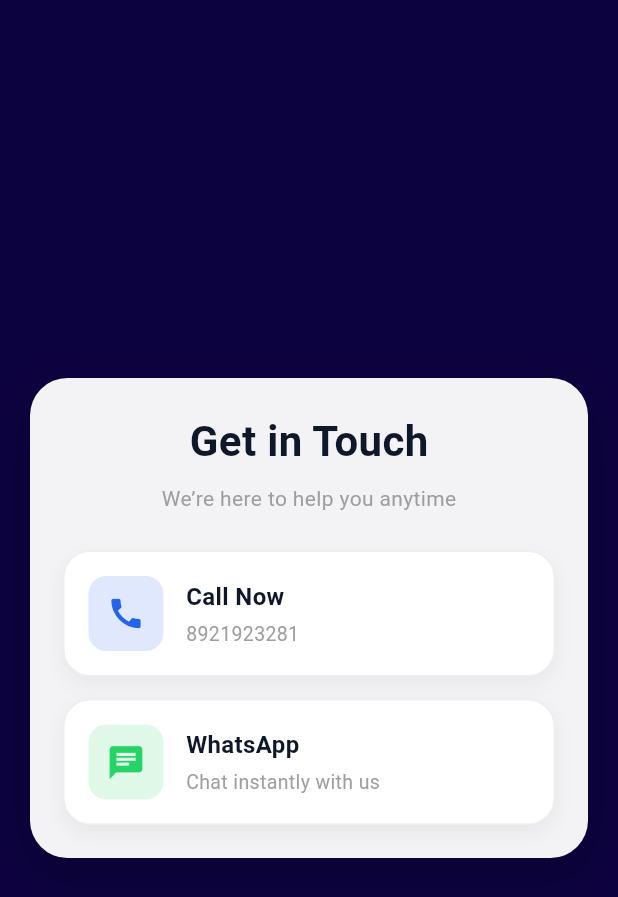
After one commit to job-zinda/zindalearnFlutter-2-, a Flutter app: the ContactScreen screen opened directly, on a phone screen of 412 x 824 dp. The commit adds this screen. Shown: the top 897 px of the screen. Run offline on Flutter 3.47's test engine with Material 3 defaults, Android fonts, the phone set to English and light mode, and no system bars; our stand-ins replace carousel_slider, image_picker, shared_preferences; accounts and stored records are empty.

Commit message:
working until contact

```diff
--- /dev/null
+++ b/lib/screens/contact/contact_screen.dart
@@ -0,0 +1,160 @@
+import 'package:flutter/material.dart';
+import 'package:url_launcher/url_launcher.dart';
+
+class ContactScreen extends StatelessWidget {
+  const ContactScreen({super.key});
+
+  void makeCall() async {
+    final Uri uri = Uri(scheme: 'tel', path: '8921923281');
+    await launchUrl(uri);
+  }
+
+  void openWhatsApp() async {
+    final Uri uri = Uri.parse("https://wa.me/918921923281");
+    await launchUrl(uri, mode: LaunchMode.externalApplication);
+  }
+
+  @override
+  Widget build(BuildContext context) {
+    final size = MediaQuery.of(context).size;
+    final isTablet = size.width > 600;
+
+    return Scaffold(
+      body: Container(
+        decoration: const BoxDecoration(
+          color: Color.fromARGB(255, 13, 2, 64),
+        ),
+
+        child: Center(
+          child: Container(
+            width: isTablet ? 450 : double.infinity,
+            margin: const EdgeInsets.all(20),
+            padding: const EdgeInsets.all(22),
+            decoration: BoxDecoration(
+              color: Colors.white.withOpacity(0.95),
+              borderRadius: BorderRadius.circular(25),
+              boxShadow: [
+                BoxShadow(
+                  blurRadius: 30,
+                  color: Colors.black26,
+                  offset: const Offset(0, 10),
+                )
+              ],
+            ),
+
+            child: Column(
+              mainAxisSize: MainAxisSize.min,
+              children: [
+                // HEADER
+                const Text(
+                  "Get in Touch",
+                  style: TextStyle(
+                    fontSize: 28,
+                    fontWeight: FontWeight.bold,
+                    color: Color(0xFF0F172A),
+                  ),
+                ),
+
+                const SizedBox(height: 8),
+
+                const Text(
+                  "We’re here to help you anytime",
+                  style: TextStyle(
+                    color: Colors.grey,
+                    fontSize: 14,
+                  ),
+                ),
+
+                const SizedBox(height: 25),
+
+                // CALL BUTTON
+                _buildContactCard(
+                  icon: Icons.call,
+                  title: "Call Now",
+                  subtitle: "8921923281",
+                  color: const Color(0xFF2563EB), // blue
+                  onTap: makeCall,
+                ),
+
+                const SizedBox(height: 15),
+
+                // WHATSAPP BUTTON
+                _buildContactCard(
+                  icon: Icons.chat,
+                  title: "WhatsApp",
+                  subtitle: "Chat instantly with us",
+                  color: const Color(0xFF25D366), // whatsapp green
+                  onTap: openWhatsApp,
+                ),
+              ],
+            ),
+          ),
+        ),
+      ),
+    );
+  }
+
+  Widget _buildContactCard({
+    required IconData icon,
+    required String title,
+    required String subtitle,
+    required Color color,
+    required VoidCallback onTap,
+  }) {
+    return GestureDetector(
+      onTap: onTap,
+      child: Container(
+        padding: const EdgeInsets.all(16),
+        decoration: BoxDecoration(
+          color: Colors.white,
+          borderRadius: BorderRadius.circular(18),
+          border: Border.all(color: Colors.grey.shade200),
+          boxShadow: [
+            BoxShadow(
+              color: Colors.black.withOpacity(0.05),
+              blurRadius: 10,
+              offset: const Offset(0, 5),
+            ),
+          ],
+        ),
+        child: Row(
+          children: [
+            Container(
+              height: 50,
+              width: 50,
+              decoration: BoxDecoration(
+                color: color.withOpacity(0.15),
+                borderRadius: BorderRadius.circular(12),
+              ),
+              child: Icon(icon, color: color, size: 26),
+            ),
+
+            const SizedBox(width: 15),
+
+            Column(
+              crossAxisAlignment: CrossAxisAlignment.start,
+              children: [
+                Text(
+                  title,
+                  style: const TextStyle(
+                    fontSize: 16,
+                    fontWeight: FontWeight.bold,
+                    color: Color(0xFF0F172A),
+                  ),
+                ),
+                const SizedBox(height: 4),
+                Text(
+                  subtitle,
+                  style: const TextStyle(
+                    fontSize: 13,
+                    color: Colors.grey,
+                  ),
+                ),
+              ],
+            ),
+          ],
+        ),
+      ),
+    );
+  }
+}
--- a/lib/screens/dashboard/dashborad_screen.dart
+++ b/lib/screens/dashboard/dashborad_screen.dart
@@ -3,9 +3,7 @@ import 'package:provider/provider.dart';
 import 'package:zindaonlineschool/providers/chat_provider.dart';
 import 'package:zindaonlineschool/screens/chat/chat_screen.dart';
 import 'package:zindaonlineschool/screens/home/home_screen/home_screen.dart';
-import 'package:zindaonlineschool/screens/profile/profile_screen.dart';
 import 'package:zindaonlineschool/screens/settings/settings_screen.dart';
-import 'package:zindaonlineschool/screens/tutor/all_tutors_screen.dart';
 import 'package:zindaonlineschool/screens/tutor/tutor_screen.dart';
 import 'package:zindaonlineschool/widgets/custom_bootom_nav.dart';
 
--- a/lib/screens/tutor/tutor_detailes_screen.dart
+++ b/lib/screens/tutor/tutor_detailes_screen.dart
@@ -3,6 +3,7 @@ import 'package:provider/provider.dart';
 import 'package:zindaonlineschool/providers/chat_provider.dart';
 import 'package:zindaonlineschool/screens/chat/chat_room_screen.dart';
 import 'package:zindaonlineschool/screens/chat/chat_screen.dart';
+import 'package:zindaonlineschool/screens/contact/contact_screen.dart';
 import 'package:zindaonlineschool/screens/review/review_screen.dart';
 import '../../services/home_service.dart';
 
@@ -529,7 +530,14 @@ class _TutorDetailsScreenState extends State<TutorDetailsScreen> {
 
                       color: Colors.green,
 
-                      onTap: () {},
+                      onTap: () {
+  Navigator.push(
+    context,
+    MaterialPageRoute(
+      builder: (context) => const ContactScreen(),
+    ),
+  );
+},
                     ),
                   ),
 
--- a/pubspec.yaml
+++ b/pubspec.yaml
@@ -40,6 +40,7 @@ dependencies:
   carousel_slider: ^5.1.2
   cached_network_image: ^3.4.1
   image_picker: ^1.2.2
+  url_launcher: ^6.3.2
 
 dev_dependencies:
   flutter_test:
```
Also changed, not shown: lib/screens/tutor/all_tutors_screen.dart (deleted, +0 -128 lines), lib/screens/feedback/all_feedback_screen.dart (deleted), pubspec.lock, 5 other files.
